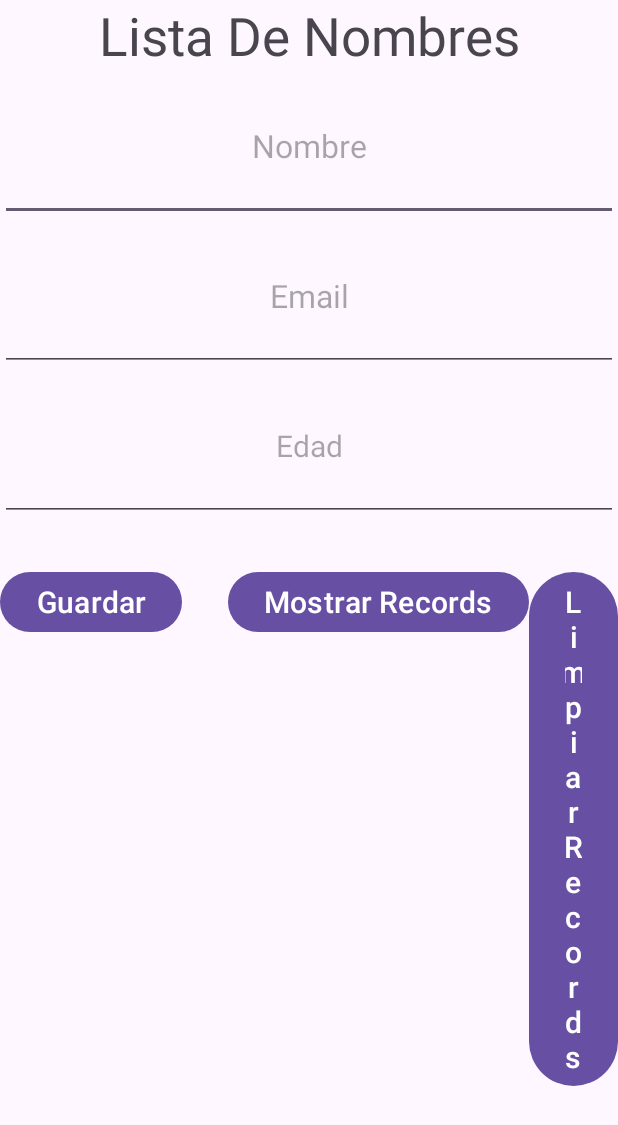
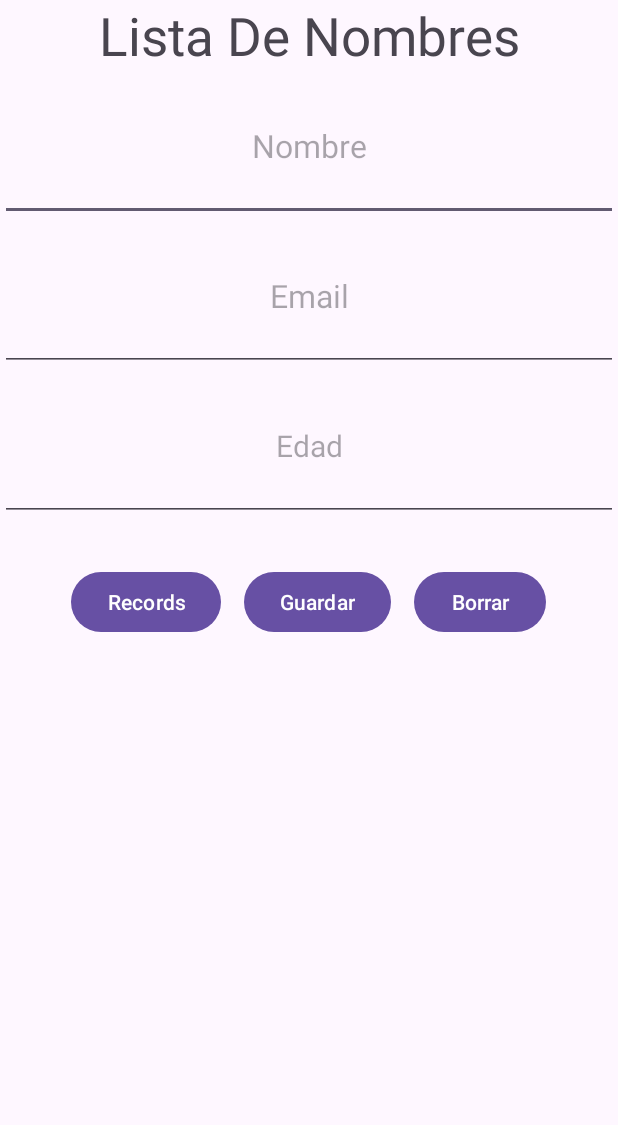
Before and after one commit to CarlitosDev2000/Exercises, an Android app: the screen it shows after launch (MainActivity), on a phone screen of 412 x 824 dp. Shown: the top 1125 px of the screen. Run offline under Robolectric (Android 15) with nearby library versions, the phone set to English and light mode, and no system bars.

```diff
--- a/app/src/main/java/com/carloscordova/my_dialog_exercise/MainActivity.java
+++ b/app/src/main/java/com/carloscordova/my_dialog_exercise/MainActivity.java
@@ -3,9 +3,12 @@ import androidx.appcompat.app.AlertDialog;
 import androidx.appcompat.app.AppCompatActivity;
 import android.annotation.SuppressLint;
 import android.util.Log;
+import android.view.View;
+import android.widget.ArrayAdapter;
 import android.widget.EditText;
 import android.os.Bundle;
 import android.widget.Button;
+import android.widget.ListView;
 import android.widget.Toast;
 
 import java.util.ArrayList;
@@ -18,7 +21,8 @@ public class MainActivity extends AppCompatActivity {
     private EditText ageEditText;
     private EditText nameEditText;
     private EditText emailEditText;
-    private List<String> list;
+    private List<User> list;
+    private CustomUsersAdapter customUsersAdapter;
 
     @SuppressLint("ResourceType")
     @Override
@@ -26,6 +30,7 @@ public class MainActivity extends AppCompatActivity {
         super.onCreate(savedInstanceState);
         Log.i(TAG, "++ ON CREATE ++");
         list = new ArrayList<>();
+        customUsersAdapter = new CustomUsersAdapter(this, (ArrayList<User>) list);
         setContentView(R.layout.activity_main);
         saveButton = findViewById(R.id.save_data_button);
         showRecordsButton = findViewById(R.id.show_button);
@@ -73,14 +78,27 @@ public class MainActivity extends AppCompatActivity {
             ageEditText.setError("Invalid age");
         }
         if(isNameValid && isEmailValid && isAgeValid) {
-            list.add(nameString + " : " + emailString + " : " + ageString);
-            showToast("Added records.");
+            User newUser = new User(nameString, Integer.parseInt(ageString), emailString);
+            list.add(newUser);
             clearEditTextFields();
+
         }
     }
 
     private void renderListViewWithData() {
        //TODO aqui es donde pasamos la lista al arrayAdaptor, utilizamos la lista
+
+        CustomUsersAdapter adapter = new CustomUsersAdapter(this, list);
+        View listViewLayout = getLayoutInflater().inflate(R.layout.activity_list_view, null);
+
+        // Obtener la referencia al ListView en el nuevo diseño
+        ListView listView = listViewLayout.findViewById(R.id.view);
+
+        // Obtener la referencia al ListView
+        ListView listView = findViewById(R.id.lvUsers);
+
+        // Asignar el adaptador al ListView
+        listView.setAdapter(adapter);
 
     }
 
--- a/app/src/main/res/layout/activity_main.xml
+++ b/app/src/main/res/layout/activity_main.xml
@@ -44,26 +44,26 @@
         android:layout_marginTop="30dp"
         android:orientation="horizontal">
         <Button
+            android:id="@+id/show_button"
+            android:layout_width="wrap_content"
+            android:layout_height="match_parent"
+            android:layout_marginStart="15dp"
+            android:text="@string/show_records"
+            />
+
+        <Button
             android:id="@+id/save_data_button"
             android:layout_width="wrap_content"
-            android:layout_height="wrap_content"
+            android:layout_height="match_parent"
             android:layout_marginEnd="15dp"
-            android:text="@string/save_data_button"
-            android:textSize="20sp" />
-        <Button
-            android:id="@+id/show_button"
-            android:layout_width="wrap_content"
             android:layout_marginStart="15dp"
-            android:layout_height="wrap_content"
-            android:text="@string/show_records"
-            android:textSize="20sp" />
-
+            android:text="@string/save_data_button" />
         <Button
             android:id="@+id/clear_records"
             android:layout_width="wrap_content"
-            android:layout_height="wrap_content"
-            android:text="@string/clear_records"
-            android:textSize="20sp" />
+            android:layout_height="match_parent"
+            android:layout_marginEnd="15dp"
+            android:text="@string/clear_records"/>
     </LinearLayout>
 
 </LinearLayout>
--- a/app/src/main/res/values/strings.xml
+++ b/app/src/main/res/values/strings.xml
@@ -1,8 +1,8 @@
 <resources>
     <string name="app_name">My_Dialog_Exercise</string>
     <string name="save_data_button">Guardar</string>
-    <string name="show_records">Mostrar Records</string>
-    <string name="clear_records">Limpiar Records</string>
+    <string name="show_records">Records</string>
+    <string name="clear_records">Borrar</string>
     <string name="name_input">Nombre</string>
     <string name="age_input">Edad</string>
     <string name="email_input">Email</string>
```
Also changed, not shown: app/src/main/java/com/carloscordova/my_dialog_exercise/CustomUsersAdapter.java (added, +41 -0 lines), app/src/main/java/com/carloscordova/my_dialog_exercise/User.java (added, +24 -0 lines), app/src/main/res/layout/item_user.xml (added, +27 -0 lines), app/src/main/res/layout/view_layout.xml (added, +19 -0 lines).
